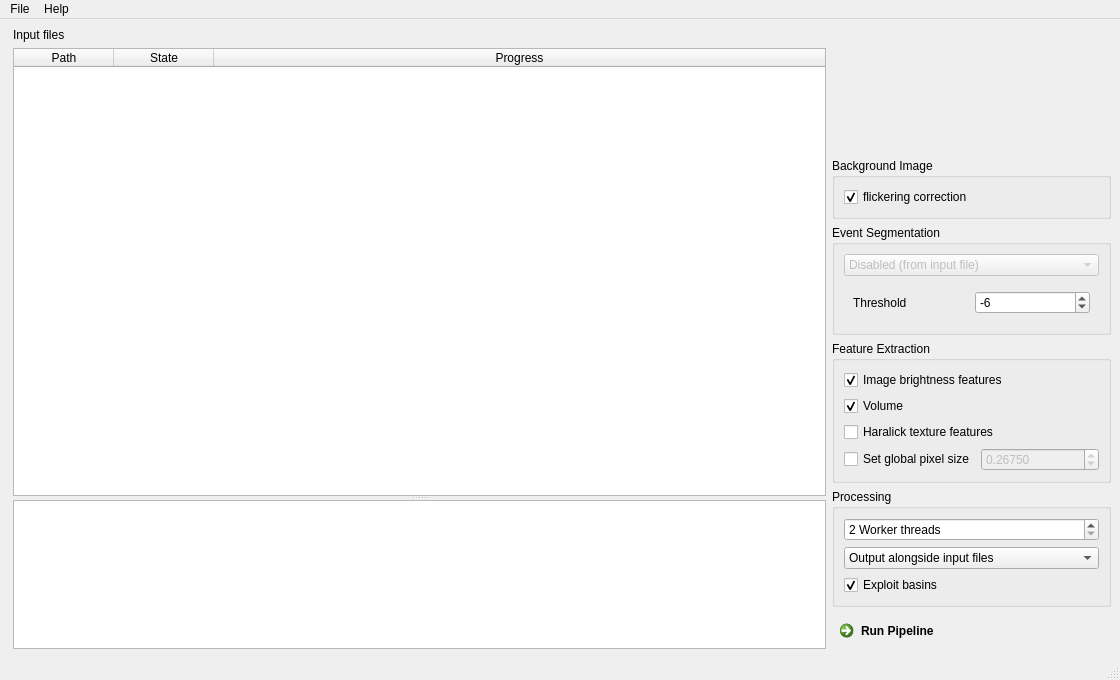
Qt form chipstream/gui/main_window.ui (DC-analysis/ChipStream) before a commit.
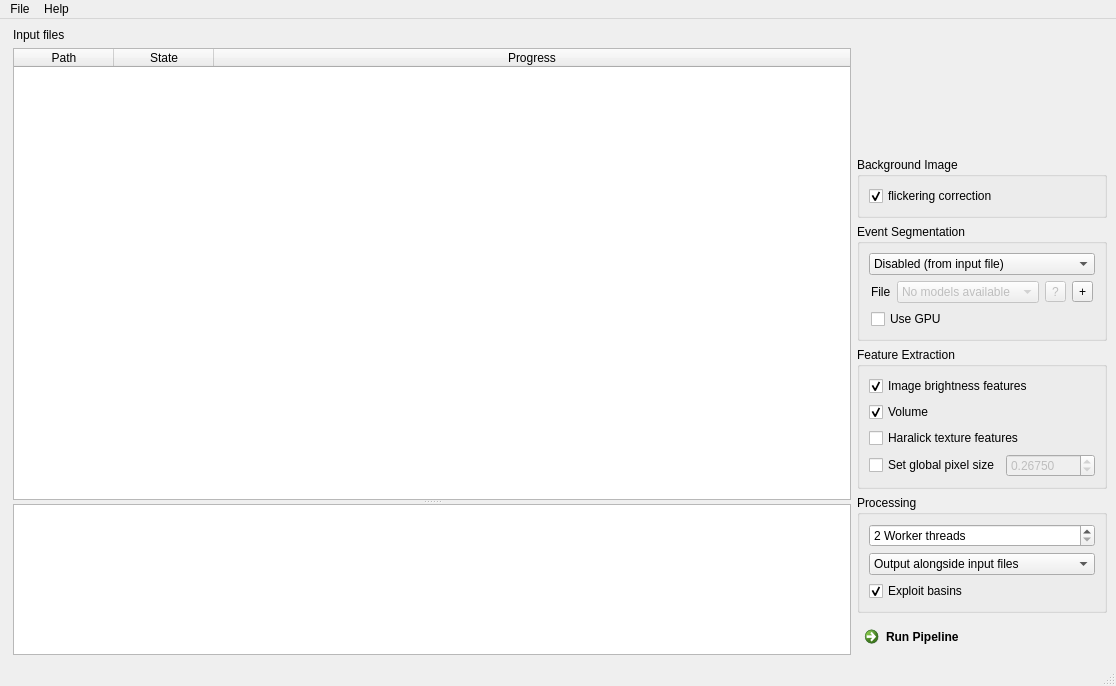
The same form after that commit. Custom widgets are drawn as their Qt base class.

Commit message: feat: support PyTorch segmentation models

```diff
--- a/chipstream/gui/main_window.ui
+++ b/chipstream/gui/main_window.ui
@@ -6,8 +6,8 @@
    <rect>
     <x>0</x>
     <y>0</y>
-    <width>1120</width>
-    <height>680</height>
+    <width>1116</width>
+    <height>686</height>
    </rect>
   </property>
   <property name="windowTitle">
@@ -183,6 +183,34 @@
           <string>Event Segmentation</string>
          </property>
          <layout class="QGridLayout" name="gridLayout_2">
+          <item row="0" column="0">
+           <widget class="QComboBox" name="comboBox_segmenter">
+            <property name="sizePolicy">
+             <sizepolicy hsizetype="Minimum" vsizetype="Fixed">
+              <horstretch>0</horstretch>
+              <verstretch>0</verstretch>
+             </sizepolicy>
+            </property>
+            <property name="toolTip">
+             <string>Select the segmentation method to use</string>
+            </property>
+            <item>
+             <property name="text">
+              <string>Disabled (from input file)</string>
+             </property>
+            </item>
+            <item>
+             <property name="text">
+              <string>Thresholding</string>
+             </property>
+            </item>
+            <item>
+             <property name="text">
+              <string>ML Model</string>
+             </property>
+            </item>
+           </widget>
+          </item>
           <item row="1" column="0" alignment="Qt::AlignTop">
            <widget class="QStackedWidget" name="stackedWidget_segmenter">
             <property name="sizePolicy">
@@ -192,21 +220,25 @@
              </sizepolicy>
             </property>
             <property name="currentIndex">
-             <number>1</number>
+             <number>2</number>
             </property>
-            <widget class="QWidget" name="page">
-             <layout class="QGridLayout" name="gridLayout">
-              <item row="0" column="0">
-               <widget class="QCheckBox" name="checkBox_basin_based">
-                <property name="text">
-                 <string>Use basins (output file links to input file)</string>
-                </property>
-               </widget>
-              </item>
-             </layout>
+            <widget class="QWidget" name="page_copy">
+             <layout class="QGridLayout" name="gridLayout"/>
             </widget>
-            <widget class="QWidget" name="page_2">
+            <widget class="QWidget" name="page_thresh">
              <layout class="QGridLayout" name="gridLayout_3">
+              <property name="leftMargin">
+               <number>2</number>
+              </property>
+              <property name="topMargin">
+               <number>0</number>
+              </property>
+              <property name="rightMargin">
+               <number>2</number>
+              </property>
+              <property name="bottomMargin">
+               <number>0</number>
+              </property>
               <item row="0" column="0">
                <widget class="QLabel" name="label">
                 <property name="toolTip">
@@ -233,34 +265,102 @@
                 </property>
                </widget>
               </item>
+              <item row="1" column="0">
+               <spacer name="verticalSpacer">
+                <property name="orientation">
+                 <enum>Qt::Vertical</enum>
+                </property>
+                <property name="sizeHint" stdset="0">
+                 <size>
+                  <width>20</width>
+                  <height>0</height>
+                 </size>
+                </property>
+               </spacer>
+              </item>
              </layout>
             </widget>
-           </widget>
-          </item>
-          <item row="0" column="0">
-           <widget class="QComboBox" name="comboBox_segmenter">
-            <property name="enabled">
-             <bool>false</bool>
-            </property>
-            <property name="sizePolicy">
-             <sizepolicy hsizetype="Minimum" vsizetype="Fixed">
-              <horstretch>0</horstretch>
-              <verstretch>0</verstretch>
-             </sizepolicy>
-            </property>
-            <property name="toolTip">
-             <string>Select the segmentation method to use</string>
-            </property>
-            <item>
-             <property name="text">
-              <string>Disabled (from input file)</string>
-             </property>
-            </item>
-            <item>
-             <property name="text">
-              <string>Threshold-based</string>
-             </property>
-            </item>
+            <widget class="QWidget" name="page_torch">
+             <layout class="QVBoxLayout" name="verticalLayout_3">
+              <property name="leftMargin">
+               <number>2</number>
+              </property>
+              <property name="topMargin">
+               <number>0</number>
+              </property>
+              <property name="rightMargin">
+               <number>2</number>
+              </property>
+              <property name="bottomMargin">
+               <number>0</number>
+              </property>
+              <item>
+               <layout class="QGridLayout" name="gridLayout_4">
+                <item row="0" column="1">
+                 <widget class="QComboBox" name="comboBox_torch_model">
+                  <property name="enabled">
+                   <bool>false</bool>
+                  </property>
+                  <property name="sizePolicy">
+                   <sizepolicy hsizetype="Expanding" vsizetype="Fixed">
+                    <horstretch>0</horstretch>
+                    <verstretch>0</verstretch>
+                   </sizepolicy>
+                  </property>
+                  <item>
+                   <property name="text">
+                    <string>No models available</string>
+                   </property>
+                  </item>
+                 </widget>
+                </item>
+                <item row="0" column="2">
+                 <widget class="QToolButton" name="toolButton_torch_info">
+                  <property name="enabled">
+                   <bool>false</bool>
+                  </property>
+                  <property name="toolTip">
+                   <string>show model details</string>
+                  </property>
+                  <property name="text">
+                   <string>?</string>
+                  </property>
+                 </widget>
+                </item>
+                <item row="0" column="3">
+                 <widget class="QToolButton" name="toolButton_torch_add">
+                  <property name="toolTip">
+                   <string>add a model file</string>
+                  </property>
+                  <property name="text">
+                   <string>+</string>
+                  </property>
+                 </widget>
+                </item>
+                <item row="0" column="0">
+                 <widget class="QLabel" name="label_3">
+                  <property name="sizePolicy">
+                   <sizepolicy hsizetype="Minimum" vsizetype="Preferred">
+                    <horstretch>0</horstretch>
+                    <verstretch>0</verstretch>
+                   </sizepolicy>
+                  </property>
+                  <property name="text">
+                   <string>File</string>
+                  </property>
+                 </widget>
+                </item>
+               </layout>
+              </item>
+              <item>
+               <widget class="QCheckBox" name="checkBox_torch_use_gpu">
+                <property name="text">
+                 <string>Use GPU</string>
+                </property>
+               </widget>
+              </item>
+             </layout>
+            </widget>
            </widget>
           </item>
          </layout>
@@ -428,7 +528,7 @@
     <rect>
      <x>0</x>
      <y>0</y>
-     <width>1120</width>
+     <width>1116</width>
      <height>22</height>
     </rect>
    </property>
```
The commit also changes 4 other files.
